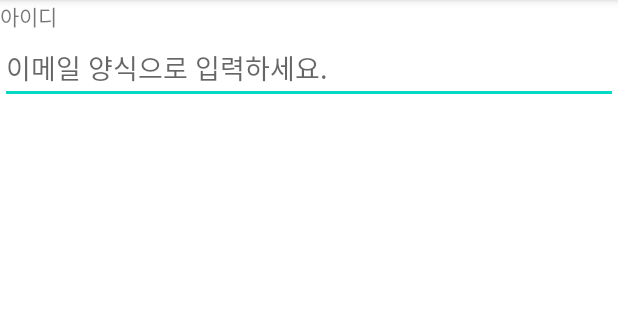
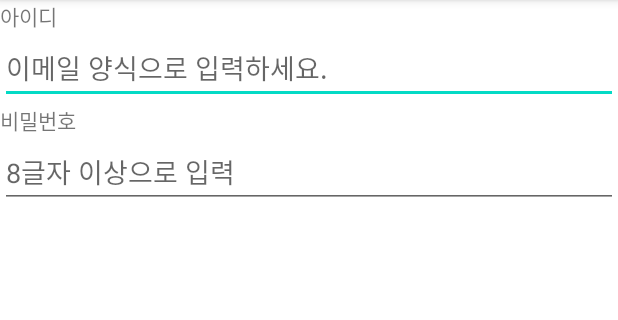
Before and after one commit to Kkknep/UIPractice_20211106, an Android app: the screen it shows after launch (MainActivity), on a phone screen of 412 x 824 dp, the part 84-404 px from its top. Run offline under Robolectric (Android 15) with nearby library versions, the phone set to English and light mode, and no system bars.

Commit message:
password 관련 inputType 체험

```diff
--- a/app/src/main/res/layout/activity_main.xml
+++ b/app/src/main/res/layout/activity_main.xml
@@ -20,6 +20,17 @@
         android:hint="이메일 양식으로 입력하세요."
         />
 
+    <TextView
+        android:layout_width="wrap_content"
+        android:layout_height="wrap_content"
+        android:text="비밀번호"/>
+
+    <EditText
+        android:layout_width="match_parent"
+        android:layout_height="wrap_content"
+        android:hint="8글자 이상으로 입력"
+        android:inputType="textPassword"/>
+
 
 
 </LinearLayout>
```
